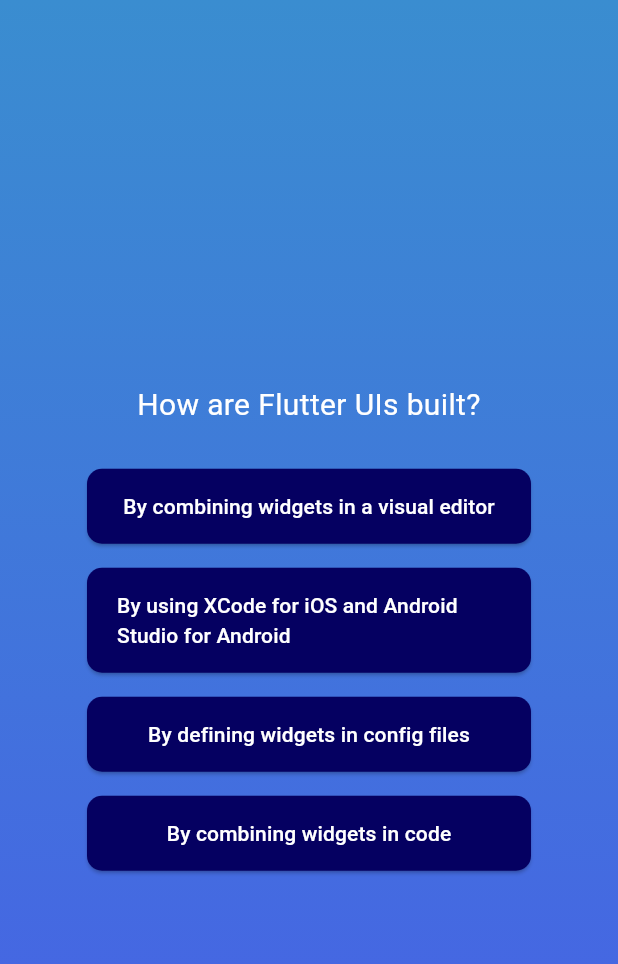
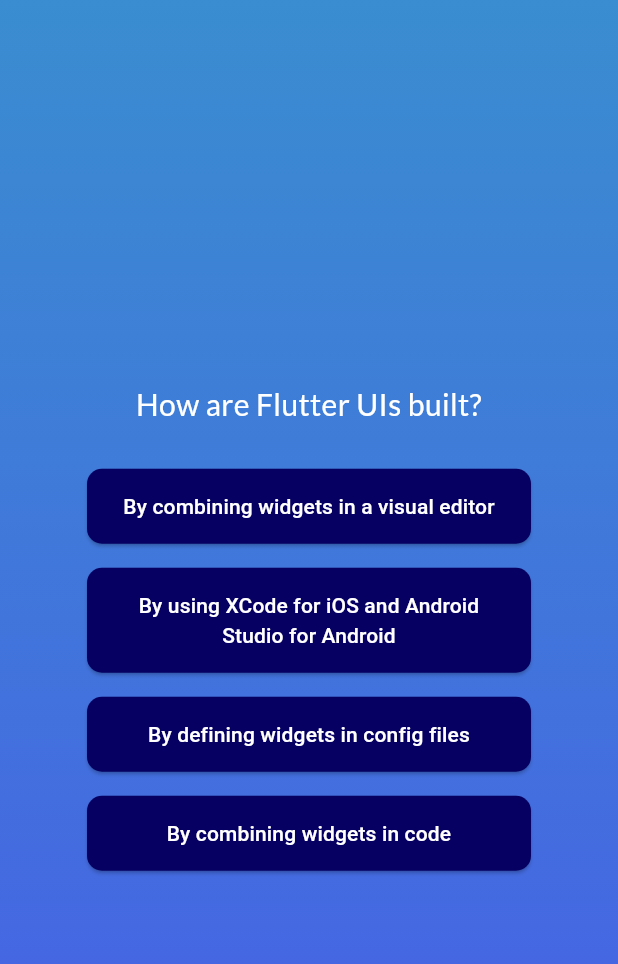
Before and after one commit to MichalMatu/quiz, a Flutter app: the screen it shows after launch, after a tap on "Play Quiz", after a tap on "Components", on a phone screen of 412 x 824 dp. Shown: the top 964 px of the screen. Run offline on Flutter 3.47's test engine with Material 3 defaults, Android fonts, the light colour scheme and no system bars; our stand-ins replace google_fonts.

Commit message:
google fonst added

```diff
--- a/lib/answer_button.dart
+++ b/lib/answer_button.dart
@@ -27,7 +27,10 @@
               borderRadius: BorderRadius.circular(10),
             )),
         onPressed: onTap,
-        child: Text(answerText),
+        child: Text(
+          answerText,
+          textAlign: TextAlign.center,
+        ),
       ),
     );
   }
--- a/lib/questions_screens.dart
+++ b/lib/questions_screens.dart
@@ -1,6 +1,7 @@
 import 'package:flutter/material.dart';
 import 'package:quiz/answer_button.dart';
 import 'package:quiz/data/questions.dart';
+import 'package:google_fonts/google_fonts.dart';
 
 class QuestionsScreen extends StatefulWidget {
   const QuestionsScreen({super.key});
@@ -41,7 +42,7 @@
                 currentQuestion.text,
                 textAlign: TextAlign.center,
                 // add padding to the text
-                style: const TextStyle(
+                style: GoogleFonts.lato(
                   fontSize: 20,
                   color: Colors.white,
                 ),
--- a/lib/start_screen.dart
+++ b/lib/start_screen.dart
@@ -1,4 +1,5 @@
 import 'package:flutter/material.dart';
+import 'package:google_fonts/google_fonts.dart';
 
 class StartScreen extends StatelessWidget {
   const StartScreen(this.startQuiz, {super.key});
@@ -17,9 +18,9 @@
               height: 200,
               color: const Color.fromARGB(255, 255, 255, 255)),
           const SizedBox(height: 20),
-          const Text(
+          Text(
             'Quiz App',
-            style: TextStyle(
+            style: GoogleFonts.lato(
               fontSize: 30,
               color: Colors.white,
               fontWeight: FontWeight.bold,
@@ -30,7 +31,7 @@
           OutlinedButton.icon(
             onPressed: startQuiz,
             style: OutlinedButton.styleFrom(foregroundColor: Colors.white),
-            label: const Text('Play Quiz'),
+            label: Text('Play Quiz', style: GoogleFonts.lato(fontSize: 40)),
             icon: const Icon(Icons.play_arrow),
           ),
         ],
--- a/pubspec.yaml
+++ b/pubspec.yaml
@@ -34,6 +34,7 @@
   # The following adds the Cupertino Icons font to your application.
   # Use with the CupertinoIcons class for iOS style icons.
   cupertino_icons: ^1.0.6
+  google_fonts: ^6.2.1
 
 dev_dependencies:
   flutter_test:
```
Also changed, not shown: pubspec.lock, 7 other files.
